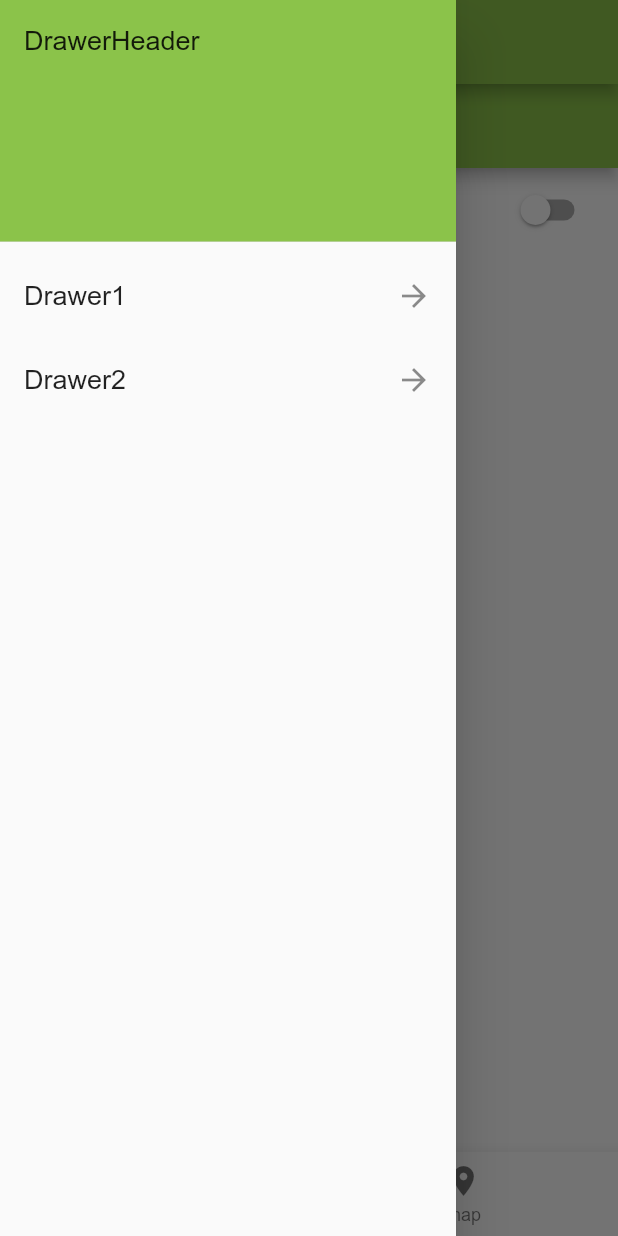
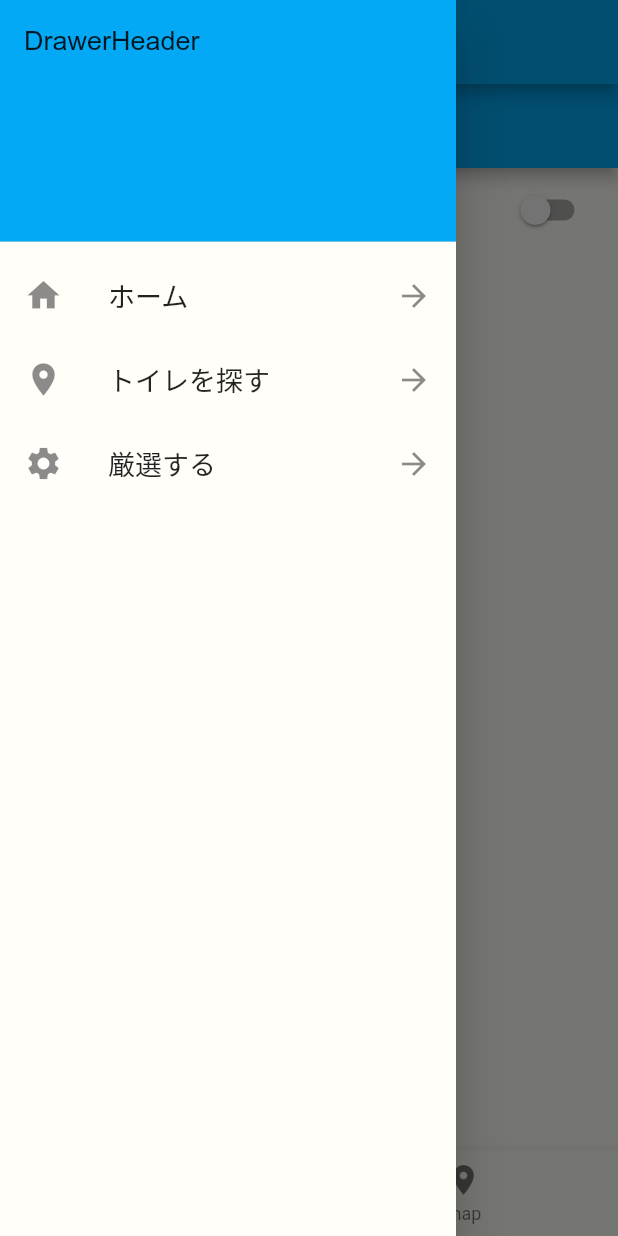
Before and after one commit to ken2403/UToilets, a Flutter app: the screen it shows after launch, with the side drawer open, on a phone screen of 412 x 824 dp. Run offline on Flutter 3.47's test engine with Material 2 defaults, Android fonts, the phone set to English and light mode, and no system bars; our stand-ins replace google_maps_flutter, location; Roboto replaces fonts that are missing (OpenSans).

Commit message:
add filter function in drawer widget

```diff
--- a/lib/main.dart
+++ b/lib/main.dart
@@ -1,4 +1,5 @@
 import 'package:flutter/material.dart';
+import './pages/fliters_page.dart';
 import './pages/map_page.dart';
 import './pages/search_page.dart';
 import './pages/homepage.dart';
@@ -7,22 +8,41 @@ void main() {
   runApp(const MyApp());
 }
 
-class MyApp extends StatelessWidget {
+class MyApp extends StatefulWidget {
   const MyApp({Key? key}) : super(key: key);
+
+  @override
+  State<MyApp> createState() => _MyAppState();
+}
+
+class _MyAppState extends State<MyApp> {
+  Map<String, Object> _filters = {
+    'multipurpose': false,
+    'washlet': false,
+    'madeyear': 1900,
+    'recyclePaper': false,
+    'singlePaper': false,
+    'seatWarmer': false,
+    'isfiltered': false,
+  };
+
+  void _setFilters (Map<String, Object> filterData) {
+    setState(() {
+      _filters = filterData;
+    });
+  }
 
   @override
   Widget build(BuildContext context) {
     return MaterialApp(
       title: 'Search available toilet',
       theme: ThemeData(
-        colorScheme: ColorScheme.fromSwatch(
-          primarySwatch: Colors.lightGreen,
-        ).copyWith(
-          secondary: Colors.lightBlue,
-        ),
+        primarySwatch: Colors.lightBlue,
+        accentColor: Colors.lightGreen,
+        canvasColor: Color.fromRGBO(255, 254, 249, 1),
         // フォント追加してみた。別にいらないかも
         fontFamily: 'ARIAL',
-        textTheme: const TextTheme(
+        textTheme: ThemeData.light().textTheme.copyWith(
             headline6: TextStyle(
               fontSize: 24,
               fontWeight: FontWeight.bold,
@@ -34,9 +54,10 @@ class MyApp extends StatelessWidget {
       initialRoute: '/',
       routes: {
         // searchpage、mappageへのrouteを追加。
-        '/': (ctx) => const HomePage(title: 'トイレを探す'),
-        MapPage.routeName: (ctx) => MapPage(),
+        '/': (ctx) => HomePage(title: 'トイレを探す'),
+        MapPage.routeName: (ctx) => MapPage(filters: _filters),
         SearchPage.routeName: (ctx) => SearchPage(),
+        FilterPage.routeName: (ctx) => FilterPage(currentFilters: _filters, saveFilters: _setFilters),
       },
     );
   }
--- a/lib/pages/home_drawer.dart
+++ b/lib/pages/home_drawer.dart
@@ -1,12 +1,27 @@
 import 'package:flutter/material.dart';
+import './fliters_page.dart';
+import './map_page.dart';
 
 // TODO:drawer作る
 class HomeDrawer extends StatelessWidget {
   const HomeDrawer({Key? key}) : super(key: key);
+  Widget buildListTile(
+      BuildContext context, String title, IconData icon, VoidCallback tapHandler) {
+    return ListTile(
+      leading: Icon(
+        icon,
+        size: 26,
+      ),
+      title: Text(title, style: TextStyle(fontFamily: 'OpenSans')),
+      trailing: Icon(Icons.arrow_forward),
+      onTap: tapHandler,
+    );
+  }
 
   @override
   Widget build(BuildContext context) {
-    return ListView(
+    return Drawer(
+      child: ListView(
         children: <Widget>[
           DrawerHeader(
             child: const Text('DrawerHeader'),
@@ -14,15 +29,17 @@ class HomeDrawer extends StatelessWidget {
               color: Theme.of(context).colorScheme.primary,
             ),
           ),
-        const ListTile(
-          title: Text('Drawer1'),
-          trailing: Icon(Icons.arrow_forward),
+          buildListTile(context, 'ホーム', Icons.home, () {
+            Navigator.of(context).pushNamed('/');
+          }),
+          buildListTile(context, 'トイレを探す', Icons.location_on, () {
+            Navigator.of(context).pushNamed(MapPage.routeName);
+          }),
+          buildListTile(context, '厳選する', Icons.settings, () {
+            Navigator.of(context).pushNamed(FilterPage.routeName);
+          }),
+        ],
       ),
-        const ListTile(
-          title: Text('Drawer2'),
-          trailing: Icon(Icons.arrow_forward),
-        ),
-      ],
     );
   }
 }
--- a/lib/pages/homepage.dart
+++ b/lib/pages/homepage.dart
@@ -1,9 +1,8 @@
 import 'package:flutter/material.dart';
-import 'package:flutter_app/pages/search_page.dart';
+import './search_page.dart';
 
 import './map_page.dart';
 import './home_drawer.dart';
-import './search_page.dart';
 
 class HomePage extends StatefulWidget {
   /*
@@ -11,7 +10,7 @@ class HomePage extends StatefulWidget {
     bottomNavigationBarで画面切り替え
     検索用の画面を作ったら List<Widget> _bodyWidgets に加える
   */
-  const HomePage({Key? key, required this.title}) : super(key: key);
+  HomePage({Key? key, required this.title}) : super(key: key);
   final String title;
 
   @override
@@ -33,15 +32,23 @@ class _HomePageState extends State<HomePage> {
     // searchの画面に対応
     const SearchPage(),
     // mapの画面に対応
-    const MapPage()
+    MapPage(
+      filters: {
+        'multipurpose': false,
+        'washlet': false,
+        'madeyear': 1900,
+        'recyclePaper': false,
+        'singlePaper': false,
+        'seatWarmer': false,
+        'isfiltered': false,
+      },
+    ),
   ];
 
   @override
   Widget build(BuildContext context) {
     return Scaffold(
-      drawer: const Drawer(
-        child: HomeDrawer(),
-      ),
+      drawer: HomeDrawer(),
       appBar: AppBar(
         title: Text(
           widget.title,
--- a/lib/pages/search_page.dart
+++ b/lib/pages/search_page.dart
@@ -1,3 +1,5 @@
+// 機能していません。
+
 import 'package:flutter/material.dart';
 import './map_page.dart';
 
--- a/pubspec.yaml
+++ b/pubspec.yaml
@@ -39,6 +39,10 @@ dependencies:
 
   # current location
   location: ^4.3.0
+
+  google_polyline_algorithm: ^3.1.0
+
+  http: ^0.13.4
 
 dev_dependencies:
   flutter_test:
```
Also changed, not shown: assets/data/toilet.json (+20 -0 lines), lib/pages/fliters_page.dart (added, +169 -0 lines), lib/pages/map_page.dart (+26 -12 lines), lib/widgets/map_widget.dart (+38 -17 lines), pubspec.lock. Lines whose indentation alone changed are shown as unchanged.
